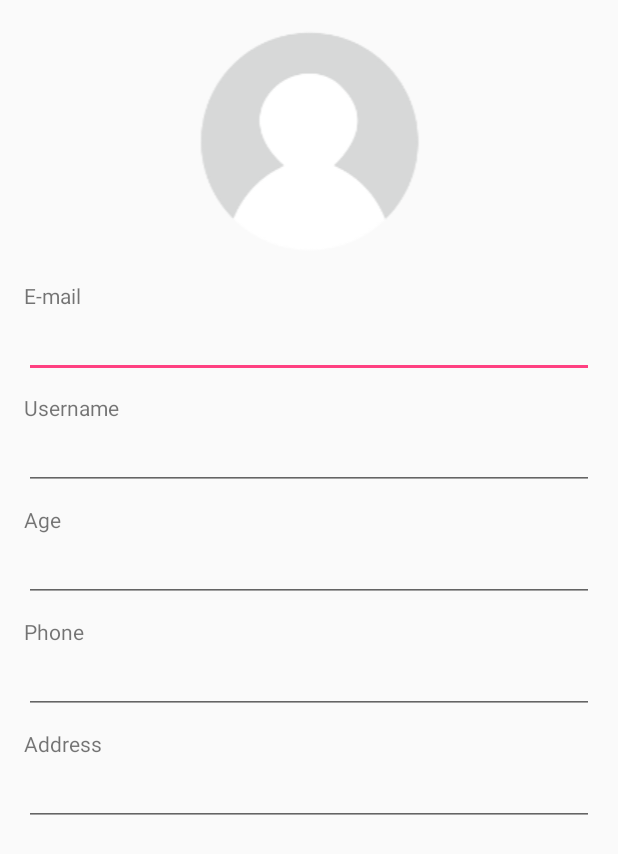
After one commit to anggam/ApplicationGPSTracking, an Android app: the ProfileActivity screen opened directly, with no data from a screen before it, on a phone screen of 412 x 824 dp. The commit adds this screen. Shown: the top 854 px of the screen. Run offline under Robolectric (Android 15) with nearby library versions, the phone set to English and light mode, and no system bars; libraries missing offline, so code that uses them is left out: com.loopj.android, cz.msebera.android; 3 statements that could not run were skipped.

Commit message:
User Profile

```diff
--- a/app/src/main/AndroidManifest.xml
+++ b/app/src/main/AndroidManifest.xml
@@ -21,7 +21,6 @@
         android:label="@string/app_name"
         android:supportsRtl="true"
         android:theme="@style/AppTheme" >
-
         <meta-data
             android:name="com.google.android.geo.API_KEY"
             android:value="AIzaSyA1tctpUb3wVOW2PJPUDhZ9BhtwPh6Cx8w " />
@@ -41,7 +40,6 @@
         <activity android:name=".RegisterActivity" >
         </activity>
         <activity android:name=".MenuActivity" >
-
             <intent-filter>
                 <action android:name="android.intent.action.MAIN" />
 
@@ -54,8 +52,12 @@
         </activity>
         <activity android:name=".MapsActivity" >
         </activity>
-        <service android:name=".GPSService">
+
+        <service android:name=".GPSService" >
         </service>
+
+        <activity android:name=".ProfileActivity" >
+        </activity>
     </application>
 
 </manifest>
--- a/app/src/main/java/com/example/runrun/applicationgpstracking/GPSService.java
+++ b/app/src/main/java/com/example/runrun/applicationgpstracking/GPSService.java
@@ -49,11 +49,11 @@ public class GPSService extends Service implements LocationListener {
     @Override
     public void onCreate() {
         super.onCreate();
-        getLocation();
     }
 
     public class GPSServiceBinder extends Binder {
         GPSService getService() {
+            GPSService.this.getLocation();
             return GPSService.this;
         }
     }
--- a/app/src/main/java/com/example/runrun/applicationgpstracking/LoginActivity.java
+++ b/app/src/main/java/com/example/runrun/applicationgpstracking/LoginActivity.java
@@ -76,7 +76,7 @@ public class LoginActivity extends AppCompatActivity {
         RequestParams params = new RequestParams();
         params.put("user_name", usernameET.getText().toString());
         params.put("user_pass", passwordET.getText().toString());
-        HttpHelper.post("db_gpstracking/login.php", params, new JsonHttpResponseHandler() {
+        HttpHelper.post("login.php", params, new JsonHttpResponseHandler() {
             @Override
             public void onFailure(int StatusCode, Header[] headers, String responseString, Throwable throwable) {
                 Log.d("EROR BRAY", responseString);
--- a/app/src/main/java/com/example/runrun/applicationgpstracking/MenuActivity.java
+++ b/app/src/main/java/com/example/runrun/applicationgpstracking/MenuActivity.java
@@ -126,7 +126,7 @@ public class MenuActivity extends AppCompatActivity implements OnMapReadyCallbac
     }
 
     private void getFriends() {
-        HttpHelper.get("db_gpstracking/get_friend.php", null, new JsonHttpResponseHandler() {
+        HttpHelper.get("get_friend.php", null, new JsonHttpResponseHandler() {
             @Override
             public void onStart() {
                 friendsPB.setVisibility(View.VISIBLE);
@@ -147,10 +147,12 @@ public class MenuActivity extends AppCompatActivity implements OnMapReadyCallbac
 
                         User user = new User();
                         user.setName(jsonObject.getString("user_name"));
+                        user.setUser_id(jsonObject.getInt("user_id"));
                         newUsers.add(user);
 
                         User user1 = new User();
                         user1.setName(jsonObject.getString("user_name"));
+                        user.setUser_id(jsonObject.getInt("user_id"));
                         newUsers1.add(user1);
                     }
                     friendsAdapter.setContent(newUsers);
@@ -166,6 +168,15 @@ public class MenuActivity extends AppCompatActivity implements OnMapReadyCallbac
         friendsAdapter = new FriendsAdapter(this);
         chooseFriendsAdapter = new FriendsAdapter(this);
         friendsLV.setAdapter(friendsAdapter);
+        friendsLV.setOnItemClickListener(new AdapterView.OnItemClickListener() {
+            @Override
+            public void onItemClick(AdapterView<?> parent, View view, int position, long id) {
+                Intent i = new Intent(MenuActivity.this, ProfileActivity.class);
+                i.putExtra("user_id", friendsAdapter.getItem(position).getUser_id());
+                startActivity(i);
+            }
+        });
+
         chooseFriendsLV.setAdapter(chooseFriendsAdapter);
         chooseFriendsLV.setOnItemClickListener(new AdapterView.OnItemClickListener() {
             @Override
@@ -260,7 +271,7 @@ public class MenuActivity extends AppCompatActivity implements OnMapReadyCallbac
             params.put("user_id", myUserId);
             params.put("latitude", latitude);
             params.put("longitude", longitude);
-            HttpHelper.post("db_gpstracking/history.php", params, new JsonHttpResponseHandler(){
+            HttpHelper.post("history.php", params, new JsonHttpResponseHandler(){
                 @Override
                 public void onSuccess(int statusCode, Header[] headers, JSONObject response) {
                     try {
--- /dev/null
+++ b/app/src/main/java/com/example/runrun/applicationgpstracking/ProfileActivity.java
@@ -0,0 +1,63 @@
+package com.example.runrun.applicationgpstracking;
+
+import android.content.Intent;
+import android.support.v7.app.AppCompatActivity;
+import android.os.Bundle;
+import android.text.Editable;
+import android.widget.EditText;
+import android.widget.TextView;
+
+import com.example.runrun.applicationgpstracking.helpers.HttpHelper;
+import com.example.runrun.applicationgpstracking.model.User;
+import com.loopj.android.http.JsonHttpResponseHandler;
+import com.loopj.android.http.RequestParams;
+
+import org.json.JSONException;
+import org.json.JSONObject;
+
+import cz.msebera.android.httpclient.Header;
+
+public class ProfileActivity extends AppCompatActivity {
+    private TextView emailET;
+    private TextView usernameET;
+    private TextView ageET;
+    private TextView phoneET;
+    private TextView addressET;
+
+    @Override
+    protected void onCreate(Bundle savedInstanceState) {
+        super.onCreate(savedInstanceState);
+        setContentView(R.layout.activity_profile);
+
+        emailET = (EditText) findViewById(R.id.etEmail);
+        usernameET = (EditText) findViewById(R.id.etUsername);
+        ageET = (EditText) findViewById(R.id.etAge);
+        phoneET = (EditText) findViewById(R.id.etPhone);
+        addressET = (EditText) findViewById(R.id.etAddress);
+
+        Intent intent = getIntent();
+        if(intent != null) {
+            int userId = intent.getIntExtra("user_id", 0);
+            getUserDetail(userId);
+        }
+    }
+
+    private void getUserDetail(int userId) {
+        RequestParams params = new RequestParams();
+        params.put("user_id", userId);
+        HttpHelper.get("get_user_detail.php", params, new JsonHttpResponseHandler(){
+            @Override
+            public void onSuccess(int statusCode, Header[] headers, JSONObject response) {
+                try {
+                    String user_email = response.getString("user_email");
+                    String user_name = response.getString("user_name");
+                    String user_age = response.getString("user_age");
+                    String user_phone = response.getString("user_phone");
+                    String user_address = response.getString("user_address");
+                } catch (JSONException e) {
+                    e.printStackTrace();
+                }
+            }
+        });
+    }
+}
--- a/app/src/main/java/com/example/runrun/applicationgpstracking/RegisterActivity.java
+++ b/app/src/main/java/com/example/runrun/applicationgpstracking/RegisterActivity.java
@@ -56,7 +56,7 @@ public class RegisterActivity extends AppCompatActivity {
         params.put("user_phone", phoneNumberET.getText().toString());
         params.put("user_address", addressET.getText().toString());
         params.put("user_age", ageET.getText().toString());
-        HttpHelper.post("db_gpstracking/register.php", params, new JsonHttpResponseHandler() {
+        HttpHelper.post("register.php", params, new JsonHttpResponseHandler() {
             @Override
             public void onFailure(int statusCode, Header[] headers, String responseString, Throwable throwable) {
                 Log.d("ERROR BRAY", responseString);
--- a/app/src/main/java/com/example/runrun/applicationgpstracking/adapters/FriendsAdapter.java
+++ b/app/src/main/java/com/example/runrun/applicationgpstracking/adapters/FriendsAdapter.java
@@ -36,8 +36,8 @@ public class FriendsAdapter extends BaseAdapter {
     }
 
     @Override
-    public Object getItem(int i) {
-        return null;
+    public User getItem(int i) {
+        return contents.get(i);
     }
 
     @Override
--- a/app/src/main/java/com/example/runrun/applicationgpstracking/helpers/HttpHelper.java
+++ b/app/src/main/java/com/example/runrun/applicationgpstracking/helpers/HttpHelper.java
@@ -8,7 +8,7 @@ import com.loopj.android.http.RequestParams;
  * Created by RUNRUN on 12/28/2015.
  */
 public class HttpHelper {
-    private static final String BASE_URL = "http://192.168.43.145/";
+    private static final String BASE_URL = "http://gpstracking.esy.es/";
 
     private static AsyncHttpClient client = new AsyncHttpClient();
 
--- a/app/src/main/java/com/example/runrun/applicationgpstracking/model/User.java
+++ b/app/src/main/java/com/example/runrun/applicationgpstracking/model/User.java
@@ -6,11 +6,14 @@ package com.example.runrun.applicationgpstracking.model;
  */
 public class User {
     private String name;
+    private int user_id;
 
+    public int getUser_id() {return user_id; }
     public String getName() {
         return name;
     }
 
+    public void setUser_id(int user_id) {this.user_id =user_id; }
     public void setName(String name) {
         this.name = name;
     }
--- /dev/null
+++ b/app/src/main/res/layout/activity_profile.xml
@@ -0,0 +1,76 @@
+<?xml version="1.0" encoding="utf-8"?>
+<ScrollView xmlns:android="http://schemas.android.com/apk/res/android"
+    xmlns:tools="http://schemas.android.com/tools" android:layout_width="match_parent"
+    android:layout_height="match_parent" android:paddingLeft="@dimen/activity_horizontal_margin"
+    android:paddingRight="@dimen/activity_horizontal_margin"
+    android:paddingTop="@dimen/activity_vertical_margin"
+    android:paddingBottom="@dimen/activity_vertical_margin"
+    tools:context="com.example.runrun.applicationgpstracking.ProfileActivity">
+
+    <LinearLayout
+        android:layout_width="match_parent"
+        android:layout_height="wrap_content"
+        android:orientation="vertical" >
+
+        <ImageView
+            android:layout_width="match_parent"
+            android:layout_height="wrap_content"
+            android:src="@drawable/avatar"/>
+
+        <TextView
+            android:layout_width="wrap_content"
+            android:layout_height="wrap_content"
+            android:paddingTop="20dp"
+            android:id="@+id/tvEmail"
+            android:text="E-mail"/>
+        <EditText
+            android:layout_width="match_parent"
+            android:layout_height="wrap_content"
+            android:id="@+id/etEmail"/>
+
+        <TextView
+            android:layout_width="wrap_content"
+            android:layout_height="wrap_content"
+            android:paddingTop="10dp"
+            android:id="@+id/tvUsername"
+            android:text="Username"/>
+        <EditText
+            android:layout_width="match_parent"
+            android:layout_height="wrap_content"
+            android:id="@+id/etUsername"/>
+
+        <TextView
+            android:layout_width="wrap_content"
+            android:layout_height="wrap_content"
+            android:paddingTop="10dp"
+            android:id="@+id/tvAge"
+            android:text="Age"/>
+        <EditText
+            android:layout_width="match_parent"
+            android:layout_height="wrap_content"
+            android:id="@+id/etAge"/>
+
+        <TextView
+            android:layout_width="wrap_content"
+            android:layout_height="wrap_content"
+            android:paddingTop="10dp"
+            android:id="@+id/tvPhone"
+            android:text="Phone"/>
+        <EditText
+            android:layout_width="match_parent"
+            android:layout_height="wrap_content"
+            android:id="@+id/etPhone"/>
+
+        <TextView
+            android:layout_width="wrap_content"
+            android:layout_height="wrap_content"
+            android:paddingTop="10dp"
+            android:id="@+id/tvAddress"
+            android:text="Address"/>
+        <EditText
+            android:layout_width="match_parent"
+            android:layout_height="wrap_content"
+            android:id="@+id/etAddress"/>
+
+    </LinearLayout>
+</ScrollView>
--- a/app/src/main/res/layout/activity_register.xml
+++ b/app/src/main/res/layout/activity_register.xml
@@ -8,7 +8,7 @@
 
     <LinearLayout
         android:layout_width="match_parent"
-        android:layout_height="match_parent"
+        android:layout_height="wrap_content"
         android:orientation="vertical"
         android:padding="10dp">
 
```
